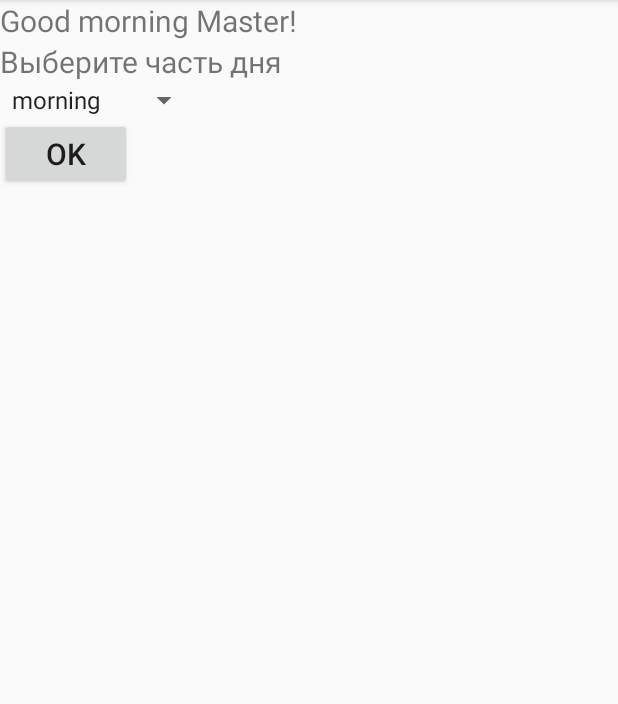
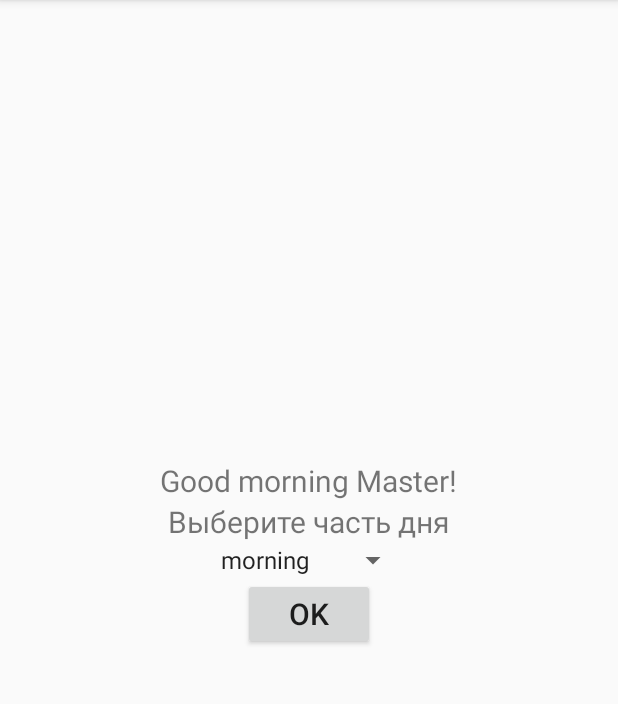
Before and after one commit to z0lk1n/NiceWeather, an Android app: the screen it shows after launch (MainActivity), on a phone screen of 412 x 824 dp, the part 84-788 px from its top. Run offline under Robolectric (Android 15) with nearby library versions, the phone set to English and light mode, and no system bars.

Commit message:
little fix

```diff
--- a/app/src/main/java/online/z0lk1n/android/niceweather/MainActivity.java
+++ b/app/src/main/java/online/z0lk1n/android/niceweather/MainActivity.java
@@ -10,7 +10,7 @@ import android.widget.TextView;
 import android.widget.Toast;
 
 public class MainActivity extends AppCompatActivity implements GreetingStrings {
-    private static final String TAG = "Состояние приложения";
+    private static final String TAG = MainActivity.class.getSimpleName();
     private TextView textView;
     private Spinner spinner;
 
--- a/app/src/main/res/layout/activity_main.xml
+++ b/app/src/main/res/layout/activity_main.xml
@@ -4,6 +4,7 @@
     android:layout_width="match_parent"
     android:layout_height="match_parent"
     android:orientation="vertical"
+    android:gravity="center"
     tools:context="online.z0lk1n.android.niceweather.MainActivity">
 
     <TextView
```
